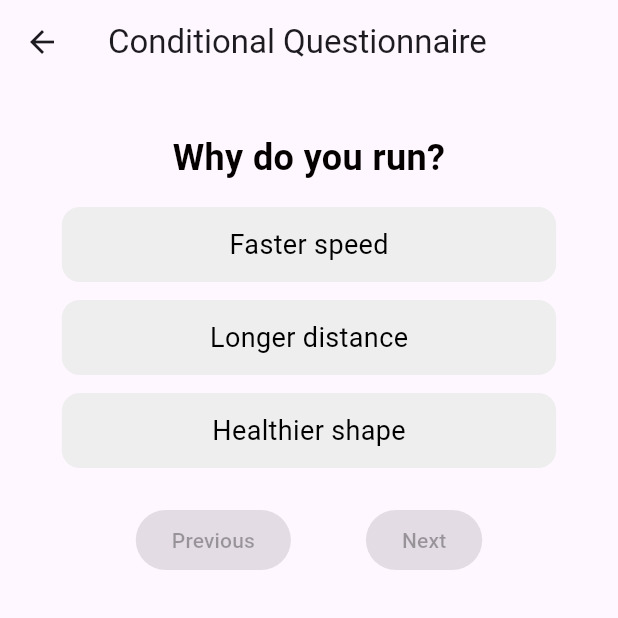
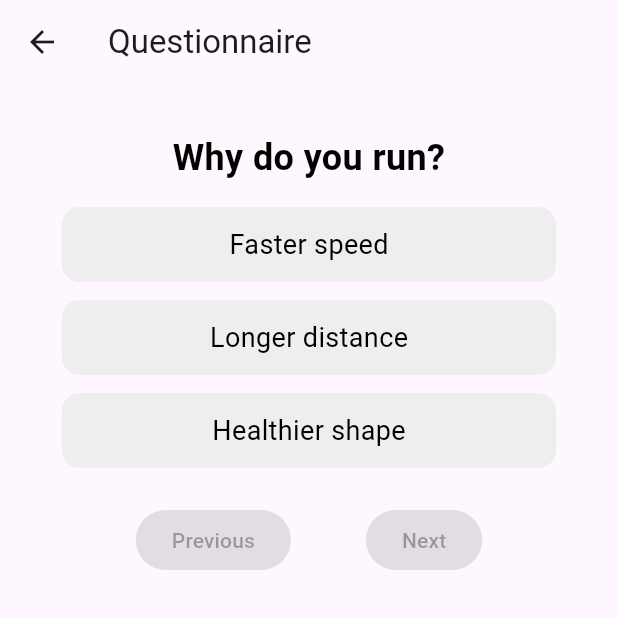
Before and after one commit to JNoctis/Hackathon_Physical_app, a Flutter app: the ClassifyPage screen opened by its route, on a phone screen of 412 x 824 dp, the top half of it. Run offline on Flutter 3.47's test engine with Material 3 defaults, Android fonts, the phone set to English and light mode, and no system bars; our stand-ins replace audioplayers, flutter_dotenv, geolocator, lottie, shared_preferences; accounts and stored records are empty.

Commit message:
change name

```diff
--- a/physicalapp/lib/instruction.dart
+++ b/physicalapp/lib/instruction.dart
@@ -273,7 +273,7 @@ class _ClassifyState extends State<ClassifyPage> {
     final options = questionData['options'] as List<String>;
 
     return Scaffold(
-      appBar: AppBar(title: Text('Conditional Questionnaire')),
+      appBar: AppBar(title: Text('Questionnaire')),
       body: SingleChildScrollView(
         child: Padding(
           padding: const EdgeInsets.all(16.0),
```
